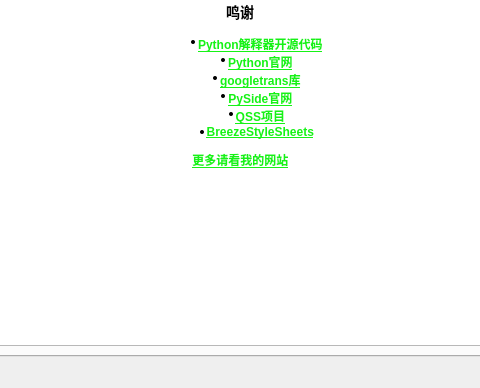
The window that App/UI/UI_GoogleGrasser.ui (superjavascrip/application.py) describes before a commit, drawn with Qt 5; both pictures show x 158 to 638 and y 212 to 600 of the 800 by 600 pixel window.
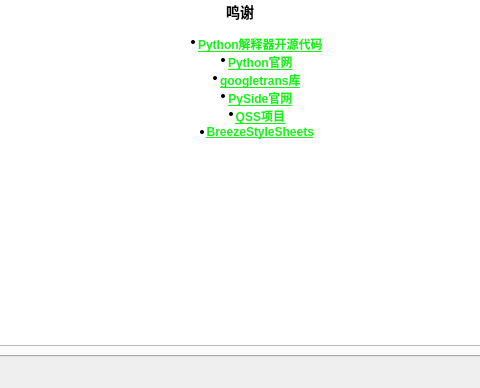
The same window after the commit. The open tabs and pages were chosen to show the change. Icons and pictures are not drawn.

The edit to the form file:
```diff
--- a/App/UI/UI_GoogleGrasser.ui
+++ b/App/UI/UI_GoogleGrasser.ui
@@ -344,7 +344,7 @@
 &lt;li style=&quot; font-family:'SimSun'; font-weight:600;&quot; align=&quot;center&quot; style=&quot; margin-top:0px; margin-bottom:0px; margin-left:0px; margin-right:0px; -qt-block-indent:0; text-indent:0px;&quot;&gt;&lt;a href=&quot;https://pyside.org&quot;&gt;&lt;span style=&quot; text-decoration: underline; color:#16f216;&quot;&gt;PySide官网&lt;/span&gt;&lt;/a&gt; &lt;/li&gt;
 &lt;li style=&quot; font-family:'SimSun'; font-weight:600;&quot; align=&quot;center&quot; style=&quot; margin-top:0px; margin-bottom:0px; margin-left:0px; margin-right:0px; -qt-block-indent:0; text-indent:0px;&quot;&gt;&lt;a href=&quot;https://github.com/GTRONICK/QSS&quot;&gt;&lt;span style=&quot; text-decoration: underline; color:#16f216;&quot;&gt;QSS项目&lt;/span&gt;&lt;/a&gt; &lt;/li&gt;
 &lt;li style=&quot; font-family:'SimSun'; font-weight:600;&quot; align=&quot;center&quot; style=&quot; margin-top:0px; margin-bottom:12px; margin-left:0px; margin-right:0px; -qt-block-indent:0; text-indent:0px;&quot;&gt;&lt;a href=&quot;https://github.com/Alexhuszagh/BreezeStyleSheets&quot;&gt;&lt;span style=&quot; text-decoration: underline; color:#16f216;&quot;&gt;BreezeStyleSheets&lt;/span&gt;&lt;/a&gt; &lt;/li&gt;&lt;/ul&gt;
-&lt;h4 align=&quot;center&quot; style=&quot; margin-top:12px; margin-bottom:12px; margin-left:0px; margin-right:0px; -qt-block-indent:0; text-indent:0px;&quot;&gt;&lt;a href=&quot;https://superjavascrip.github.io/2021/04/30/%E6%88%91%E7%9A%84%E5%BC%80%E6%BA%90%E9%A1%B9%E7%9B%AE%EF%BC%9AGoogleGrasser/&quot;&gt;&lt;span style=&quot; font-family:'SimSun'; font-size:medium; font-weight:600; text-decoration: underline; color:#16f216;&quot;&gt;更多请看我的网站&lt;/span&gt;&lt;/a&gt;&lt;span style=&quot; font-family:'SimSun'; font-size:medium; font-weight:600;&quot;&gt; &lt;/span&gt;&lt;/h4&gt;&lt;/body&gt;&lt;/html&gt;</string>
+&lt;p style=&quot;-qt-paragraph-type:empty; margin-top:0px; margin-bottom:0px; margin-left:0px; margin-right:0px; -qt-block-indent:0; text-indent:0px; font-size:medium; font-weight:700;&quot;&gt;&lt;br /&gt;&lt;/p&gt;&lt;/body&gt;&lt;/html&gt;</string>
           </property>
           <property name="openExternalLinks">
            <bool>true</bool>
```
